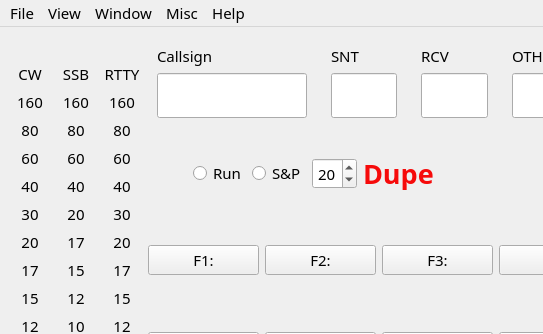
The window that not1mm/data/main.ui (mbridak/not1mm) describes before a commit, drawn with Qt 5; both pictures show x 0 to 543 and y 0 to 334 of the 855 by 651 pixel window.
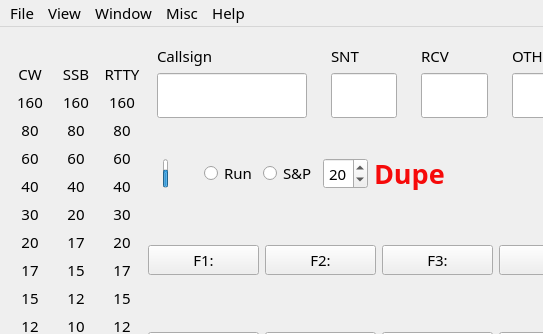
The same window after the commit. Icons and pictures are not drawn.

Commit message: @mbridak Add Auto CQ progress indicator.

Diff of the .ui file:
```diff
--- a/not1mm/data/main.ui
+++ b/not1mm/data/main.ui
@@ -935,6 +935,40 @@
               </property>
              </widget>
             </item>
+            <item>
+             <widget class="QProgressBar" name="cwprogressBar">
+              <property name="sizePolicy">
+               <sizepolicy hsizetype="Minimum" vsizetype="Minimum">
+                <horstretch>0</horstretch>
+                <verstretch>0</verstretch>
+               </sizepolicy>
+              </property>
+              <property name="minimumSize">
+               <size>
+                <width>0</width>
+                <height>0</height>
+               </size>
+              </property>
+              <property name="maximumSize">
+               <size>
+                <width>5</width>
+                <height>29</height>
+               </size>
+              </property>
+              <property name="value">
+               <number>50</number>
+              </property>
+              <property name="textVisible">
+               <bool>false</bool>
+              </property>
+              <property name="orientation">
+               <enum>Qt::Vertical</enum>
+              </property>
+              <property name="invertedAppearance">
+               <bool>false</bool>
+              </property>
+             </widget>
+            </item>
             <item>
              <widget class="QLabel" name="rightdot">
               <property name="text">
```
The commit also changes 5 other files.
